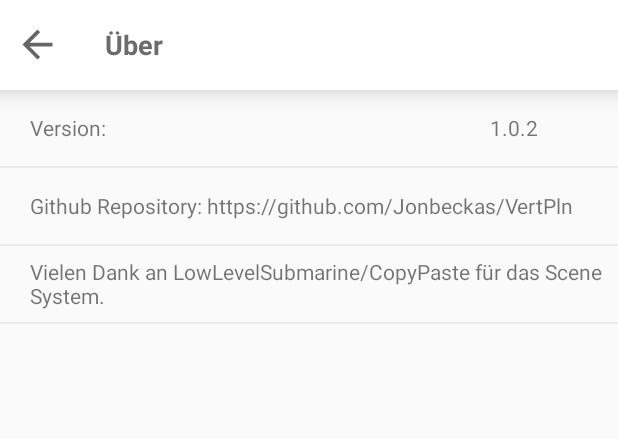
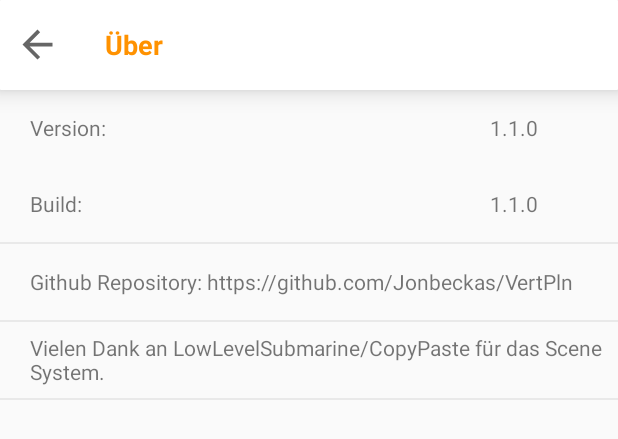
Before and after one commit to Jonbeckas/VertPln, an Android app: the layout about.xml on its own in the app's theme, with its tools: preview values and no code run, on a phone screen of 412 x 824 dp. Shown: the top 439 px of the screen. Run offline under Robolectric (Android 15) with nearby library versions, the phone set to English and light mode, and no system bars.

```diff
--- a/app/src/main/java/net/ddns/tetraowl/vertpln/scenes/SceneStart.java
+++ b/app/src/main/java/net/ddns/tetraowl/vertpln/scenes/SceneStart.java
@@ -63,7 +63,7 @@ public class SceneStart extends SceneClass {
         } catch (Exception e) {
             e.printStackTrace();
             VertObject vobject = new VertObject();
-            vobject.setBemerkung("Bitte warten!");
+            vobject.setLoading(true);
             list = new ArrayList<VertObject>();
             list.add(vobject);
             this.cd = new CountDownTimer(5000,1000) {
--- a/app/src/main/res/layout/about.xml
+++ b/app/src/main/res/layout/about.xml
@@ -26,16 +26,36 @@
                 android:fontFamily="sans-serif"
                 android:textSize="18sp"
                 android:paddingLeft="20dp"
-                android:textColor="@color/darkGrey"
+                android:textColor="@color/colorAccent"
                 android:textStyle="bold"/>
     </LinearLayout>
     <LinearLayout
+        android:orientation="horizontal"
+        android:layout_width="match_parent"
+        android:layout_height="40dp" android:layout_marginTop="5dp"
+        android:layout_marginBottom="5dp" android:paddingLeft="20dp">
+    <TextView
+            android:text="Version:"
+            android:layout_width="200dp"
+            android:layout_height="match_parent"
+            android:gravity="center_vertical"
+            android:layout_weight="1"/>
+    <Space
+            android:layout_width="wrap_content"
+            android:layout_height="wrap_content" android:layout_weight="1"/>
+    <TextView
+            android:layout_width="wrap_content"
+            android:layout_height="match_parent" android:id="@+id/textView" android:layout_weight="1"
+            android:text="@string/vern" android:gravity="center_vertical"/>
+</LinearLayout>
+    <LinearLayout
             android:orientation="horizontal"
             android:layout_width="match_parent"
+            android:id="@+id/buildframe"
             android:layout_height="40dp" android:layout_marginTop="5dp"
             android:layout_marginBottom="5dp" android:paddingLeft="20dp">
         <TextView
-                android:text="Version:"
+                android:text="Build:"
                 android:layout_width="200dp"
                 android:layout_height="match_parent"
                 android:gravity="center_vertical"
@@ -45,7 +65,7 @@
                 android:layout_height="wrap_content" android:layout_weight="1"/>
         <TextView
                 android:layout_width="wrap_content"
-                android:layout_height="match_parent" android:id="@+id/textView" android:layout_weight="1"
+                android:layout_height="match_parent" android:id="@+id/build" android:layout_weight="1"
                 android:text="@string/vern" android:gravity="center_vertical"/>
     </LinearLayout>
     <View
--- a/app/src/main/res/layout/settings.xml
+++ b/app/src/main/res/layout/settings.xml
@@ -30,7 +30,7 @@
                 android:fontFamily="sans-serif"
                 android:textSize="18sp"
                 android:paddingLeft="20dp"
-                android:textColor="@color/darkGrey"
+                android:textColor="@color/colorAccent"
                 android:textStyle="bold"/>
     </LinearLayout>
     <View
--- a/app/src/main/res/layout/start.xml
+++ b/app/src/main/res/layout/start.xml
@@ -47,7 +47,7 @@
                     android:fontFamily="sans-serif"
                     android:textSize="18sp"
                     android:paddingLeft="20dp"
-                    android:textColor="@color/darkGrey"
+                    android:textColor="@color/colorAccent"
                     android:textStyle="bold"/>
             <ImageView
                     android:layout_width="30dp"
--- a/app/src/main/res/layout/web.xml
+++ b/app/src/main/res/layout/web.xml
@@ -25,7 +25,7 @@
                 android:fontFamily="sans-serif"
                 android:textSize="18sp"
                 android:paddingLeft="20dp"
-                android:textColor="@color/darkGrey"
+                android:textColor="@color/colorAccent"
                 android:textStyle="bold"/>
     </LinearLayout>
         <FrameLayout
--- a/app/src/main/res/values/colors.xml
+++ b/app/src/main/res/values/colors.xml
@@ -2,6 +2,6 @@
 <resources>
     <color name="colorPrimary">#ffffff</color>
     <color name="colorPrimaryDark">#6c6c6c</color>
-    <color name="colorAccent">#FF4081</color>
+    <color name="colorAccent">#FF9200</color>
     <color name="darkGrey">#6c6c6c</color>
 </resources>
--- a/app/src/main/res/values/strings.xml
+++ b/app/src/main/res/values/strings.xml
@@ -1,4 +1,4 @@
 <resources>
     <string name="app_name">Tabler</string>
-    <string name="vern">1.0.2</string>
+    <string name="vern">1.1.0</string>
         </resources>
```
Also changed, not shown: app/build.gradle (+9 -0 lines), app/src/main/java/net/ddns/tetraowl/vertpln/ClipboardUtils.java (added, +14 -0 lines), app/src/main/java/net/ddns/tetraowl/vertpln/DroppingView.java (+61 -13 lines), app/src/main/java/net/ddns/tetraowl/vertpln/VertObject.java (+18 -0 lines), app/src/main/java/net/ddns/tetraowl/vertpln/VertretungsplanTricks.java (+5 -16 lines), app/src/main/java/net/ddns/tetraowl/vertpln/scenes/SceneAbout.java (+13 -1 lines), app/src/main/res/layout/info_card.xml (added, +38 -0 lines), app/src/main/res/layout/waiting_card.xml (added, +34 -0 lines), 2 other files.
